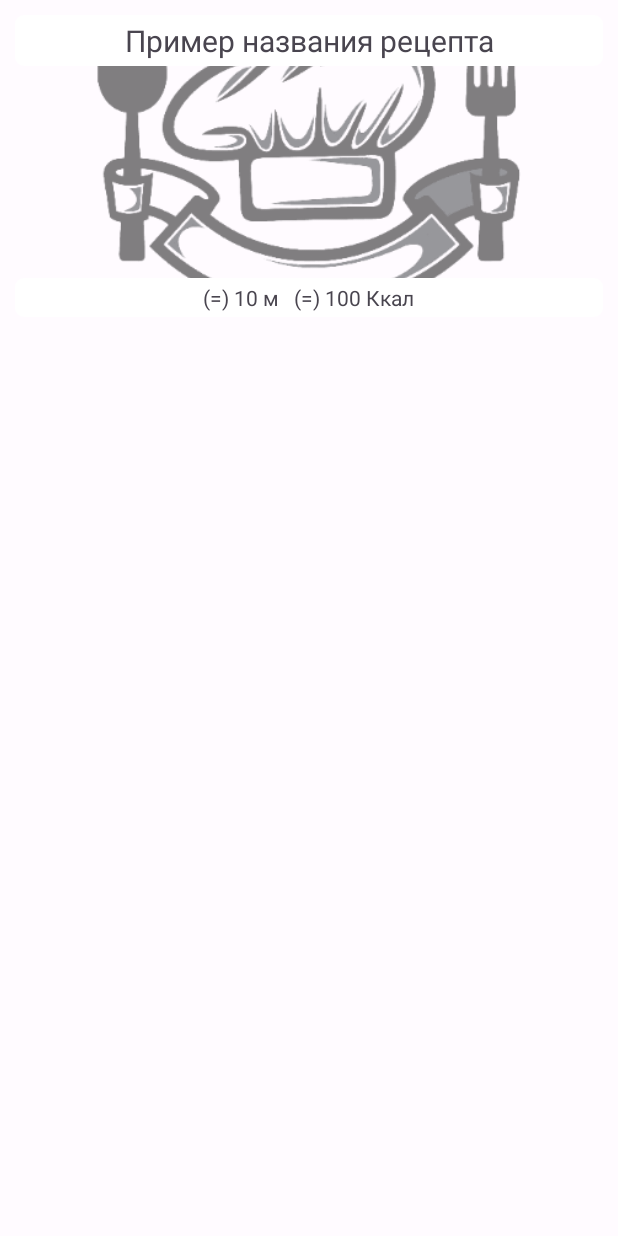
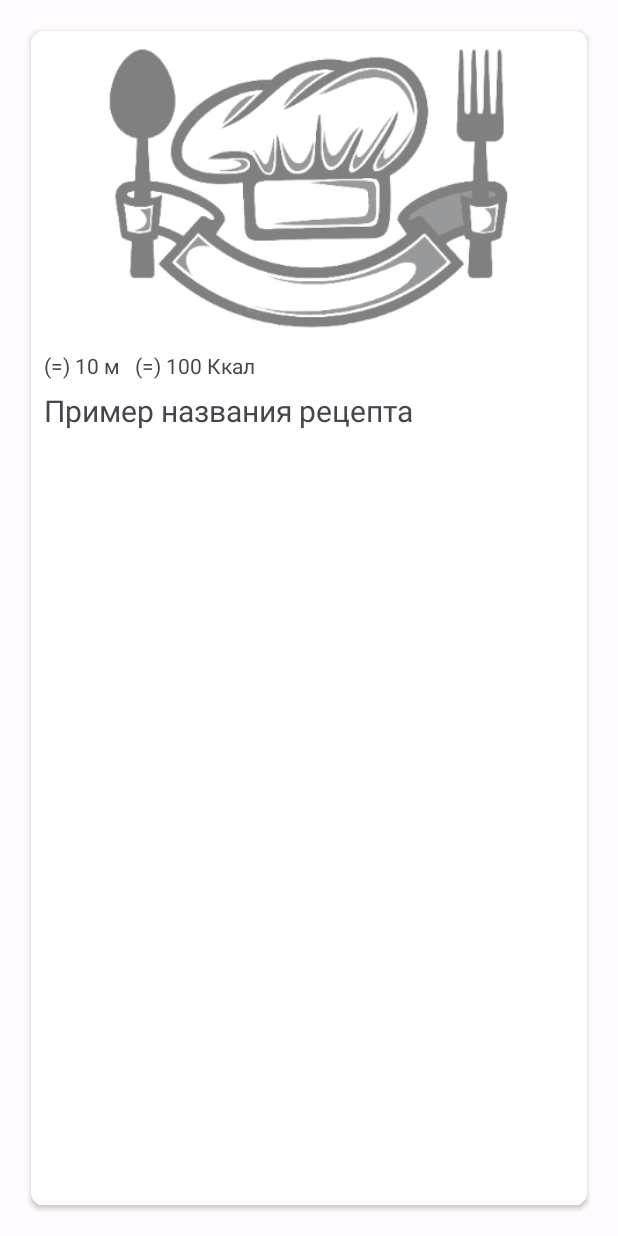
Before and after one commit to JuliaMaffin123/MaffinRecipes, an Android app: the layout home_list_item.xml on its own in the app's theme, with its tools: preview values and no code run, on a phone screen of 412 x 824 dp. Run offline under Robolectric (Android 15) with nearby library versions, the phone set to English and light mode, and no system bars.

Commit message:
Список рецептов в виде карточек

```diff
--- a/app/src/main/res/layout/home_list_item.xml
+++ b/app/src/main/res/layout/home_list_item.xml
@@ -1,45 +1,35 @@
 <?xml version="1.0" encoding="utf-8"?>
 <RelativeLayout xmlns:android="http://schemas.android.com/apk/res/android"
-    android:layout_width="fill_parent"
-    android:layout_height="match_parent" >
-
+    xmlns:app="http://schemas.android.com/apk/res-auto"
+    android:layout_width="match_parent"
+    android:layout_height="match_parent"
+    android:padding="15dp"
+    >
+    <androidx.cardview.widget.CardView
+        android:layout_width="match_parent"
+        android:layout_height="match_parent"
+        app:cardCornerRadius="8dp"
+        android:layout_margin="5dp"
+        android:elevation="10dp">
+        <RelativeLayout
+            android:layout_width="match_parent"
+            android:layout_height="match_parent"
+            >
             <!-- Большая картинка рецепта -->
             <ImageView
                 android:id="@+id/thumbnail"
-        android:layout_width="fill_parent"
-        android:layout_height="221sp"
+                android:layout_width="match_parent"
+                android:layout_height="210sp"
                 android:src="@drawable/ic_cooking_chef_opacity"
-        android:contentDescription="@string/receipt_thumb"
-        android:gravity="center_horizontal" />
-
-    <!-- Первая строка -->
-    <TextView
-        android:id="@+id/name"
-        android:layout_width="match_parent"
-        android:layout_height="wrap_content"
-        android:layout_alignStart="@id/thumbnail"
-        android:layout_alignTop="@id/thumbnail"
-        android:layout_alignEnd="@id/thumbnail"
-        android:layout_marginStart="10sp"
-        android:layout_marginTop="10sp"
-        android:layout_marginEnd="10sp"
-        android:layout_marginBottom="10sp"
-        android:background="@drawable/rounded_corner"
-        android:gravity="center_horizontal"
-        android:text="@string/stub_receipt_name"
-        android:textSize="20sp"
-        android:padding="3sp"/>
+                android:contentDescription="@string/receipt_thumb" />
 
             <!-- Вторая строка -->
             <RelativeLayout
+                android:id="@+id/second_row"
                 android:layout_width="match_parent"
                 android:layout_height="wrap_content"
-        android:layout_alignBottom="@id/thumbnail"
-        android:background="@drawable/rounded_corner"
-        android:gravity="center_horizontal"
-        android:layout_marginStart="10sp"
-        android:layout_marginEnd="10sp"
-        android:layout_marginBottom="10sp"
+                android:layout_below="@id/thumbnail"
+                android:layout_marginStart="5sp"
                 android:padding="3sp">
 
                 <TextView
@@ -62,4 +52,19 @@
                     android:text="@string/stub_receipt_energy"
                     android:textSize="14sp" />
             </RelativeLayout>
+
+            <!-- Первая строка -->
+            <TextView
+                android:id="@+id/name"
+                android:layout_width="match_parent"
+                android:layout_height="wrap_content"
+                android:layout_below="@id/second_row"
+                android:layout_marginStart="5sp"
+                android:text="@string/stub_receipt_name"
+                android:textSize="20sp"
+                android:padding="3sp"
+                android:textFontWeight="700"/>
+
         </RelativeLayout>
+    </androidx.cardview.widget.CardView>
+</RelativeLayout>
```
Lines whose indentation alone changed are shown as unchanged.
